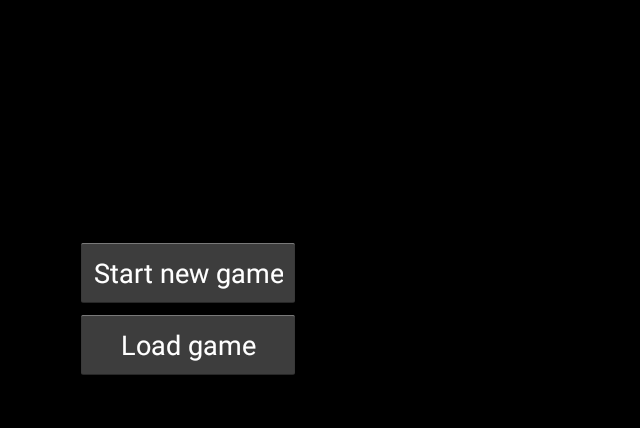
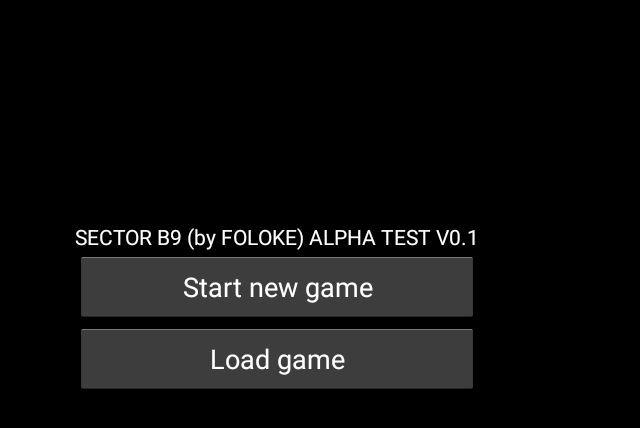
Before and after one commit to FoLoKe/SectorB9, an Android app: the screen it shows after launch (MainActivity), on a phone screen of 824 x 412 dp (held sideways). Shown: the top 428 px of the screen, without its empty margins (0-640 px from the left). Run offline under Robolectric (Android 15) with nearby library versions, the phone set to English and light mode, and no system bars.

Commit message:
-alpha test

```diff
--- a/app/src/main/java/com/sb9/foloke/sectorb9/MainThread.java
+++ b/app/src/main/java/com/sb9/foloke/sectorb9/MainThread.java
@@ -30,10 +30,11 @@ public class MainThread extends Thread
         long waitTime;
         long totalTime =0;
         int frameCount =0;
-        long targetTime =1000/FPS;
+
 
         while(running)
         {
+            long targetTime =1000/FPS;
             startTime=System.nanoTime();
             canvas = null;
 
@@ -85,5 +86,7 @@ public class MainThread extends Thread
 			FPS=30;
 		else
 			FPS=60;
+
+
 	}
 }
--- a/app/src/main/java/com/sb9/foloke/sectorb9/game/Entities/Ships/ShipMk1.java
+++ b/app/src/main/java/com/sb9/foloke/sectorb9/game/Entities/Ships/ShipMk1.java
@@ -10,7 +10,7 @@ public class ShipMk1 extends Ship
 	{
 		super(ShipAsset.player_mk1,ShipAsset.engine_mk1,null,holder);
         speed=5;
-        rotSpeed=0.01f;
+        rotSpeed=1f;
         maxHP=50;
         maxSH=25;
         shieldSize=1;
--- a/app/src/main/res/layout/action_ui.xml
+++ b/app/src/main/res/layout/action_ui.xml
@@ -13,6 +13,7 @@
 		android:gravity="top"
 		android:layout_width="wrap_content"
 		android:layout_height="match_parent">
+
 	<Button
 		android:layout_width="wrap_content"
 		android:layout_height="wrap_content"
@@ -20,5 +21,10 @@
 		android:text="Interaction"
 		android:id="@+id/Interaction"
 	/>
+        <TextView
+            android:layout_width="wrap_content"
+            android:layout_height="wrap_content"
+            android:text="SECTOR B9 (by FOLOKE) ALPHA TEST V0.1"
+            android:textColor="#ffffff"/>
 	</LinearLayout>
 </FrameLayout>
--- a/app/src/main/res/layout/main_menu.xml
+++ b/app/src/main/res/layout/main_menu.xml
@@ -9,8 +9,13 @@
 	android:orientation="vertical"
 	android:layout_gravity="center|left"
 	android:layout_marginLeft="50dp">
+        <TextView
+            android:layout_width="wrap_content"
+            android:layout_height="wrap_content"
+            android:text="SECTOR B9 (by FOLOKE) ALPHA TEST V0.1"
+            android:textColor="#ffffff"/>
 	<Button
-		android:layout_width="wrap_content"
+		android:layout_width="match_parent"
 		android:layout_height="wrap_content"
 		android:id="@+id/new_game_button"
 		android:text="Start new game"
```
